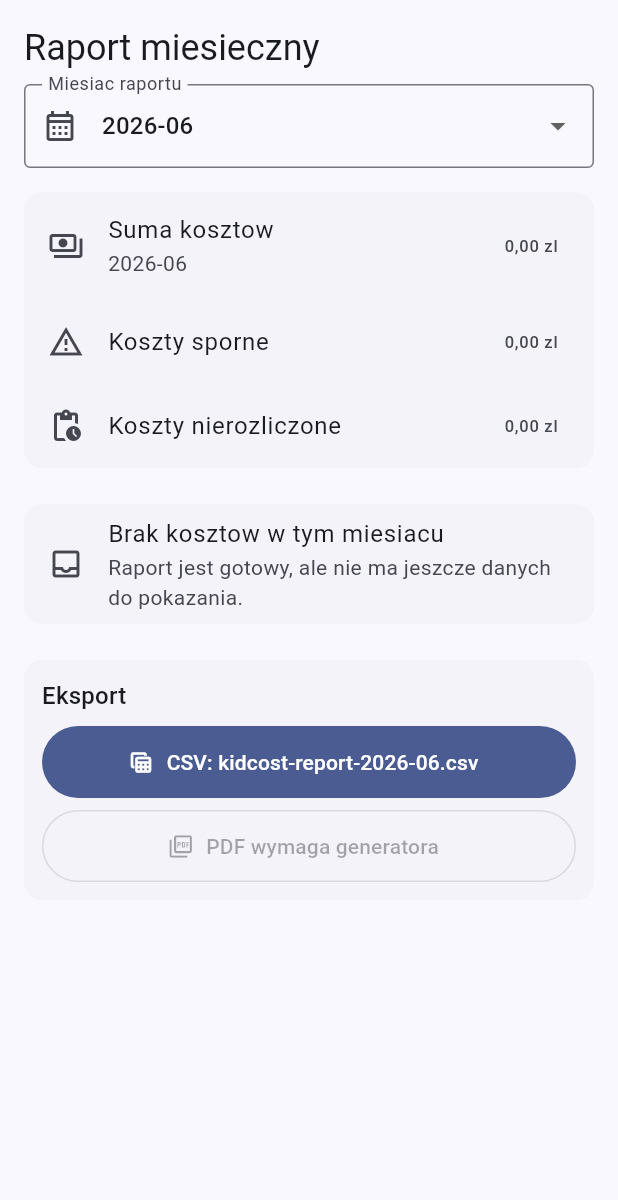
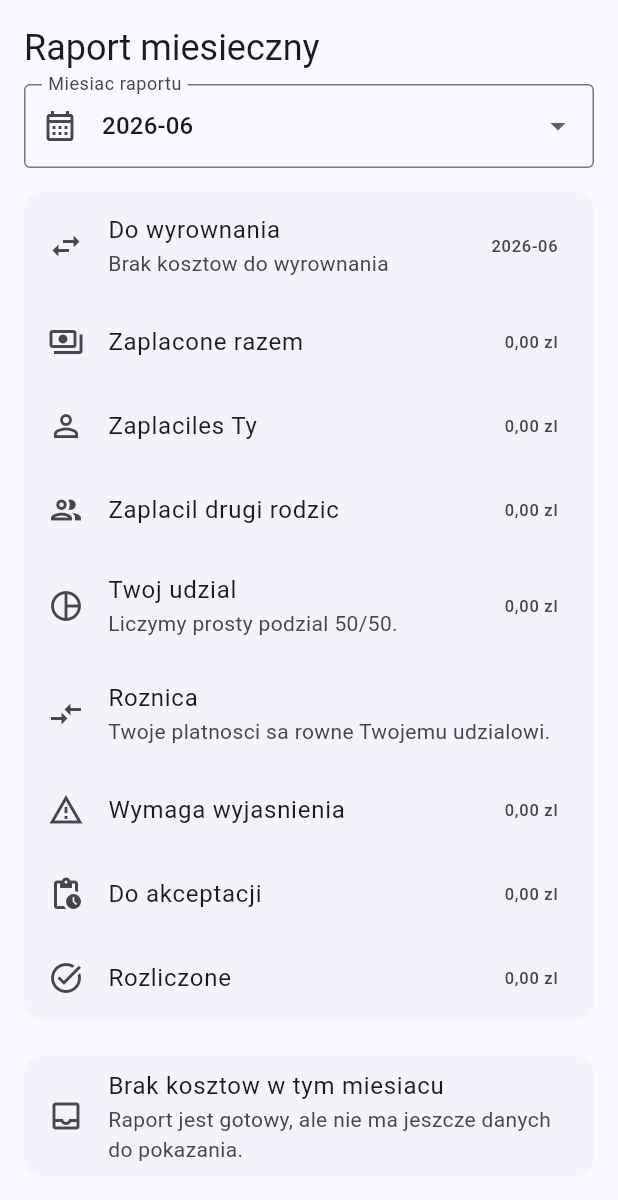
Before and after one commit to gorsky87/KidCost, a Flutter app: the ReportsScreen widget shown alone on an empty page, opened directly with empty values, on a phone screen of 412 x 824 dp. Shown: the top 1200 px of the screen. Run offline on Flutter 3.47's test engine with Material 3 defaults, Android fonts, the light colour scheme and no system bars; our stand-ins replace supabase_flutter; accounts and stored records are empty.

Commit message:
Refine financial report language

```diff
--- a/apps/mobile/lib/src/features/shell/screens/reports_screen.dart
+++ b/apps/mobile/lib/src/features/shell/screens/reports_screen.dart
@@ -55,12 +55,12 @@ class _ReportsScreenState extends State<ReportsScreen> {
         if (report.expenses.isEmpty)
           const _EmptyReportCard()
         else ...[
-          _BreakdownCard(title: 'Suma per rodzic', values: report.byPayer),
-          _BreakdownCard(title: 'Suma per dziecko', values: report.byChild),
           _BreakdownCard(
-            title: 'Suma per kategoria',
-            values: report.byCategory,
+            title: 'Zaplacone przez rodzicow',
+            values: report.byPayer,
           ),
+          _BreakdownCard(title: 'Koszty dzieci', values: report.byChild),
+          _BreakdownCard(title: 'Kategorie kosztow', values: report.byCategory),
           _ExpenseStatusCard(report: report),
         ],
         const SizedBox(height: 12),
@@ -100,6 +100,9 @@ class MonthlyExpenseReport {
     required this.byCategory,
     required this.disputedCents,
     required this.pendingCents,
+    required this.settledCents,
+    required this.currentUserPaidCents,
+    required this.coParentPaidCents,
   });
 
   factory MonthlyExpenseReport.fromExpenses({
@@ -120,9 +123,14 @@ class MonthlyExpenseReport {
     var totalCents = 0;
     var disputedCents = 0;
     var pendingCents = 0;
+    var settledCents = 0;
+    var currentUserPaidCents = 0;
 
     for (final expense in monthExpenses) {
       totalCents += expense.amountCents;
+      if (expense.paidBy.isCurrentUser) {
+        currentUserPaidCents += expense.amountCents;
+      }
       byPayer.update(
         expense.paidBy.label,
         (value) => value + expense.amountCents,
@@ -145,6 +153,9 @@ class MonthlyExpenseReport {
       if (expense.status == ExpenseStatus.pending) {
         pendingCents += expense.amountCents;
       }
+      if (expense.status == ExpenseStatus.settled) {
+        settledCents += expense.amountCents;
+      }
     }
 
     return MonthlyExpenseReport(
@@ -156,6 +167,9 @@ class MonthlyExpenseReport {
       byCategory: _sortedTotals(byCategory),
       disputedCents: disputedCents,
       pendingCents: pendingCents,
+      settledCents: settledCents,
+      currentUserPaidCents: currentUserPaidCents,
+      coParentPaidCents: totalCents - currentUserPaidCents,
     );
   }
 
@@ -167,8 +181,42 @@ class MonthlyExpenseReport {
   final Map<String, int> byCategory;
   final int disputedCents;
   final int pendingCents;
+  final int settledCents;
+  final int currentUserPaidCents;
+  final int coParentPaidCents;
 
   String get fileName => 'kidcost-report-$month.csv';
+
+  int get currentUserShareCents => totalCents ~/ 2;
+
+  int get currentUserDifferenceCents =>
+      currentUserPaidCents - currentUserShareCents;
+
+  String get balanceText {
+    if (totalCents == 0) {
+      return 'Brak kosztow do wyrownania';
+    }
+
+    final difference = currentUserDifferenceCents;
+    if (difference == 0) {
+      return 'Jestescie rozliczeni na zero';
+    }
+    if (difference > 0) {
+      return 'Drugi rodzic oddaje Tobie ${formatCents(difference)}';
+    }
+    return 'Ty oddajesz drugiemu rodzicowi ${formatCents(-difference)}';
+  }
+
+  String get differenceText {
+    final difference = currentUserDifferenceCents;
+    if (difference == 0) {
+      return 'Twoje platnosci sa rowne Twojemu udzialowi.';
+    }
+    if (difference > 0) {
+      return 'Zaplaciles o ${formatCents(difference)} wiecej niz Twoj udzial.';
+    }
+    return 'Zaplaciles o ${formatCents(-difference)} mniej niz Twoj udzial.';
+  }
 
   String toCsv() {
     final rows = [
@@ -211,20 +259,51 @@ class _ReportSummaryCard extends StatelessWidget {
       child: Column(
         children: [
           ListTile(
+            leading: const Icon(Icons.swap_horiz),
+            title: const Text('Do wyrownania'),
+            subtitle: Text(report.balanceText),
+            trailing: Text(report.month),
+          ),
+          ListTile(
             leading: const Icon(Icons.payments_outlined),
-            title: const Text('Suma kosztow'),
-            subtitle: Text(report.month),
+            title: const Text('Zaplacone razem'),
             trailing: Text(formatCents(report.totalCents)),
           ),
           ListTile(
+            leading: const Icon(Icons.person_outline),
+            title: const Text('Zaplaciles Ty'),
+            trailing: Text(formatCents(report.currentUserPaidCents)),
+          ),
+          ListTile(
+            leading: const Icon(Icons.group_outlined),
+            title: const Text('Zaplacil drugi rodzic'),
+            trailing: Text(formatCents(report.coParentPaidCents)),
+          ),
+          ListTile(
+            leading: const Icon(Icons.pie_chart_outline),
+            title: const Text('Twoj udzial'),
+            subtitle: const Text('Liczymy prosty podzial 50/50.'),
+            trailing: Text(formatCents(report.currentUserShareCents)),
+          ),
+          ListTile(
+            leading: const Icon(Icons.compare_arrows_outlined),
+            title: const Text('Roznica'),
+            subtitle: Text(report.differenceText),
+          ),
+          ListTile(
             leading: const Icon(Icons.warning_amber_outlined),
-            title: const Text('Koszty sporne'),
+            title: const Text('Wymaga wyjasnienia'),
             trailing: Text(formatCents(report.disputedCents)),
           ),
           ListTile(
             leading: const Icon(Icons.pending_actions_outlined),
-            title: const Text('Koszty nierozliczone'),
+            title: const Text('Do akceptacji'),
             trailing: Text(formatCents(report.pendingCents)),
+          ),
+          ListTile(
+            leading: const Icon(Icons.task_alt_outlined),
+            title: const Text('Rozliczone'),
+            trailing: Text(formatCents(report.settledCents)),
           ),
         ],
       ),
```
Also changed, not shown: 2 other files.
